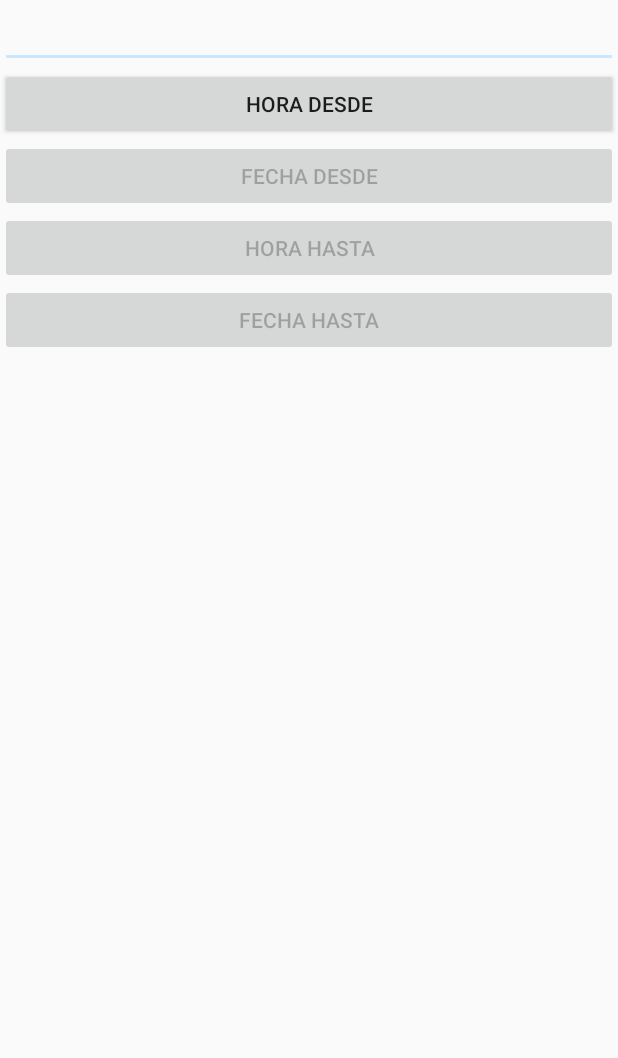
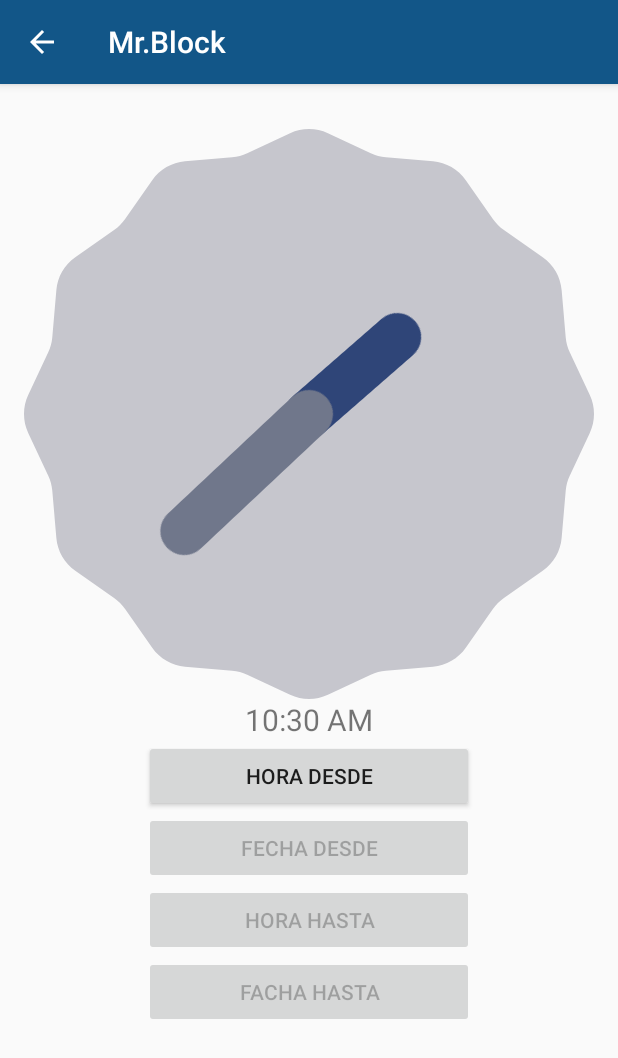
Before and after one commit to DiegoOcampo/MrBlockPI1, an Android app: the screen it shows after launch (Alarm), in the options menu, after a tap on "Block date", on a phone screen of 412 x 824 dp. Shown: the top 1058 px of the screen. Run offline under Robolectric (Android 15) with nearby library versions, the phone set to English and light mode, and no system bars.

Commit message:
parte grafica android

```diff
--- a/Mr.Block/app/src/main/AndroidManifest.xml
+++ b/Mr.Block/app/src/main/AndroidManifest.xml
@@ -48,7 +48,7 @@
             android:label="@string/app_name" >
         <meta-data
             android:name="android.support.PARENT_ACTIVITY"
-            android:value=".Controladores.MainActivity" />
+            android:value=".Controladores.MainFragmentActivity" />
         </activity>
         <activity
             android:name=".Controladores.LockBlockActivity"
--- a/Mr.Block/app/src/main/java/co/edu/eafit/mrblock/Controladores/Alarm.java
+++ b/Mr.Block/app/src/main/java/co/edu/eafit/mrblock/Controladores/Alarm.java
@@ -1,4 +1,12 @@
 package co.edu.eafit.mrblock.Controladores;
+
+import android.support.design.widget.TabLayout;
+import android.support.v4.view.ViewPager;
+import android.support.v7.widget.Toolbar;
+
+
+
+import android.support.v4.app.FragmentPagerAdapter;
 
 import android.app.ActionBar;
 import android.app.AlertDialog;
@@ -16,10 +24,13 @@ import android.widget.EditText;
 import android.widget.TextView;
 import android.widget.TimePicker;
 import android.widget.Toast;
+import android.support.v4.app.Fragment;
+import android.support.v4.app.FragmentManager;
 
 import java.util.ArrayList;
 import java.util.Calendar;
 import java.util.Date;
+import java.util.List;
 
 import co.edu.eafit.mrblock.Entidades.Contact;
 import co.edu.eafit.mrblock.Entidades.DateTime;
@@ -32,7 +43,7 @@ import co.edu.eafit.mrblock.R;
  */
 public class Alarm extends AppCompatActivity {
     private Button buttonTime1, buttonDate1, buttonTime2, buttonDate2;
-    private TextView textAlarmPrompt;
+
     private TimePickerDialog timePickerDialog, timePickerDialog2;
     private DatePickerDialog datePickerDialog, datePickerDialog2;
     private int year1, monthOfaYear1, dayOfMonth1, hourOfDay1, minute1, year2, monthOfaYear2, dayOfMonth2, hourOfDay2, minute2;
@@ -40,11 +51,17 @@ public class Alarm extends AppCompatActivity {
     ArrayList<DateTime> dateTimeArrayList;
     private ContactInHelper contactInHelper;
     private ArrayList<Contact> contacts = new ArrayList<Contact>();
-
+    private Toolbar toolbar;
     @Override
     protected void onCreate(Bundle savedInstanceState) {
         super.onCreate(savedInstanceState);
         setContentView(R.layout.activity_alarm);
+
+        toolbar = (Toolbar) findViewById(R.id.toolbar1);
+        setSupportActionBar(toolbar);
+
+        getSupportActionBar().setDisplayHomeAsUpEnabled(true);
+
 
 
         dateHelper = new DateHelper(getApplicationContext());
@@ -54,7 +71,7 @@ public class Alarm extends AppCompatActivity {
         contacts = contactInHelper.getAllContact();
 
 
-        textAlarmPrompt = (TextView) findViewById(R.id.alarm);
+
         buttonTime1 = (Button) findViewById(R.id.startTime1);
         buttonDate1 = (Button) findViewById(R.id.startDate1);
         buttonTime2 = (Button) findViewById(R.id.startTime2);
@@ -67,7 +84,6 @@ public class Alarm extends AppCompatActivity {
         buttonTime1.setOnClickListener(new View.OnClickListener() {
             @Override
             public void onClick(View v) {
-                textAlarmPrompt.setText("");
                 openTimePickerDialog1(true);
             }
         });
@@ -75,7 +91,6 @@ public class Alarm extends AppCompatActivity {
         buttonTime2.setOnClickListener(new View.OnClickListener() {
             @Override
             public void onClick(View v) {
-                textAlarmPrompt.setText("");
                 openTimePickerDialog2(true);
             }
         });
@@ -83,7 +98,6 @@ public class Alarm extends AppCompatActivity {
         buttonDate1.setOnClickListener(new View.OnClickListener() {
             @Override
             public void onClick(View v) {
-                textAlarmPrompt.setText("");
                 openDatePickerDialog1();
             }
         });
@@ -91,14 +105,16 @@ public class Alarm extends AppCompatActivity {
         buttonDate2.setOnClickListener(new View.OnClickListener() {
             @Override
             public void onClick(View v) {
-                textAlarmPrompt.setText("");
-                //try {
                     openDatePickerDialog2();
 
             }
-        });
+
+
+
+          });
 
     }
+
 
 
     private void openTimePickerDialog1(boolean is24r) {
@@ -219,8 +235,6 @@ public class Alarm extends AppCompatActivity {
 
     private void setTime1(Calendar targetCal) {
 
-        textAlarmPrompt.setText("\n\n***\n" + "Alarm is set "
-                + targetCal.getTime() + "\n" + "***\n");
         buttonDate1.setEnabled(true);
         buttonTime1.setEnabled(false);
 
@@ -243,8 +257,6 @@ public class Alarm extends AppCompatActivity {
 
     private void setDate1(Calendar targetCal) {
 
-        textAlarmPrompt.setText("\n\n***\n" + "Alarm is set "
-                + targetCal.getTime() + "\n" + "***\n");
         buttonTime2.setEnabled(true);
         buttonDate1.setEnabled(false);
         // user BoD suggests using Intent.ACTION_PICK instead of .ACTION_GET_CONTENT to avoid the chooser
@@ -376,6 +388,7 @@ public class Alarm extends AppCompatActivity {
     @Override
     public boolean onKeyDown(int keyCode, KeyEvent event) {
         if (keyCode == KeyEvent.KEYCODE_BACK) {
+            finish();
             Intent intent = new Intent(getApplicationContext(),MainFragmentActivity.class);
             startActivity(intent);
             return true;
--- a/Mr.Block/app/src/main/java/co/edu/eafit/mrblock/Controladores/BlockcallReceiver.java
+++ b/Mr.Block/app/src/main/java/co/edu/eafit/mrblock/Controladores/BlockcallReceiver.java
@@ -165,7 +165,7 @@ public class BlockcallReceiver extends BroadcastReceiver {
                             }
                         }else {
                             Toast.makeText(context, "else", Toast.LENGTH_LONG).show();
-                            System.out.println("--------------my number---------" + incomingNumber);
+                            System.out.println("--------------my n  umber---------" + incomingNumber);
                             Contact contact = contactInHelper.getContact(incomingNumber.replaceAll(" ", ""));
                             Toast.makeText(context, "" + !contact.getType().equals("white contact"), Toast.LENGTH_LONG).show();
                             if(!contact.getType().equals("white contact")) {
--- a/Mr.Block/app/src/main/java/co/edu/eafit/mrblock/Controladores/MainFragmentActivity.java
+++ b/Mr.Block/app/src/main/java/co/edu/eafit/mrblock/Controladores/MainFragmentActivity.java
@@ -170,12 +170,14 @@ public class MainFragmentActivity extends AppCompatActivity {
                         if(!isWhiteList) {
                             BlackListFragment blackListFragment = new BlackListFragment();
                             Contact contact = blackListFragment.addContactToFragment(number, name, "contact", getApplicationContext());
+                            finish();
                             Intent intent = new Intent(getApplicationContext(), MainFragmentActivity.class);
                             startActivity(intent);
                             isWhiteList = false;
                         }else{
                             WhiteListFragment whiteListFragment = new WhiteListFragment();
                             Contact contact = whiteListFragment.addContactToFragment(number, name, "white contact", getApplicationContext());
+                            finish();
                             Intent intent = new Intent(getApplicationContext(), MainFragmentActivity.class);
                             startActivity(intent);
                             isWhiteList = false;
--- a/Mr.Block/app/src/main/res/layout/activity_alarm.xml
+++ b/Mr.Block/app/src/main/res/layout/activity_alarm.xml
@@ -1,50 +1,101 @@
 <?xml version="1.0" encoding="utf-8"?>
+
+
+
+<android.support.design.widget.CoordinatorLayout xmlns:android="http://schemas.android.com/apk/res/android"
+    xmlns:app="http://schemas.android.com/apk/res-auto"
+    android:layout_width="match_parent"
+    android:layout_height="match_parent">
+
+    <android.support.design.widget.AppBarLayout
+        android:layout_width="match_parent"
+        android:layout_height="wrap_content"
+        android:theme="@style/ThemeOverlay.AppCompat.Dark.ActionBar">
+
+        <android.support.v7.widget.Toolbar
+            android:id="@+id/toolbar1"
+            android:layout_width="match_parent"
+            android:layout_height="?attr/actionBarSize"
+            android:background="?attr/colorPrimary"
+            app:layout_scrollFlags="scroll|enterAlways"
+            app:popupTheme="@style/ThemeOverlay.AppCompat.Light" />
+    </android.support.design.widget.AppBarLayout>
+
+    <android.support.v4.view.ViewPager
+        android:id="@+id/viewpager1"
+        android:layout_width="match_parent"
+        android:layout_height="match_parent"
+        app:layout_behavior="@string/appbar_scrolling_view_behavior"  />
+    <RelativeLayout xmlns:android="http://schemas.android.com/apk/res/android"
+        xmlns:tools="http://schemas.android.com/tools"
+        android:layout_width="match_parent"
+        android:layout_height="match_parent"
+        android:paddingBottom="@dimen/activity_vertical_margin"
+        android:paddingLeft="@dimen/activity_horizontal_margin"
+        android:paddingRight="@dimen/activity_horizontal_margin"
+        android:paddingTop="@dimen/activity_vertical_margin">
+
+
+
     <LinearLayout xmlns:android="http://schemas.android.com/apk/res/android"
         android:orientation="vertical" android:layout_width="match_parent"
-    android:layout_height="match_parent">
+        android:layout_height="match_parent"
+        android:layout_alignParentRight="true"
+        android:layout_alignParentEnd="true">
 
 
-    <EditText
-        android:layout_width="match_parent"
+        <Space
+            android:layout_width="1dp"
+            android:layout_height="70dp"/>
+
+        <AnalogClock
+            android:layout_width="fill_parent"
+            android:layout_height="wrap_content" />
+
+        <DigitalClock
+            android:layout_width="fill_parent"
             android:layout_height="wrap_content"
-        android:id="@+id/editDateName"
-        android:layout_gravity="center_horizontal" />
+            android:gravity="center"
+            android:textSize="20sp"/>
 
         <Button
             android:id="@+id/startTime1"
             android:layout_width="fill_parent"
             android:layout_height="wrap_content"
+            android:layout_marginLeft="120px"
+            android:layout_marginRight="120px"
             android:text="Hora desde" />
 
         <Button
             android:id="@+id/startDate1"
             android:layout_width="fill_parent"
             android:layout_height="wrap_content"
+            android:layout_marginLeft="120px"
+            android:layout_marginRight="120px"
             android:text="Fecha desde" />
 
         <Button
             android:id="@+id/startTime2"
             android:layout_width="fill_parent"
             android:layout_height="wrap_content"
-        android:text="Hora hasta" />
+            android:layout_marginLeft="120px"
+            android:layout_marginRight="120px"
+            android:text="Hora hasta" >
+        </Button>
+
 
         <Button
             android:id="@+id/startDate2"
-        android:layout_width="fill_parent"
+            android:layout_width="match_parent"
             android:layout_height="wrap_content"
-        android:text="Fecha hasta" />
-
-    <TextView
-        android:id="@+id/alarm"
-        android:layout_width="fill_parent"
-        android:layout_height="wrap_content"
-        android:textColor="#000000" />
-
-    <TextView
-        android:id="@+id/alarm2"
-        android:layout_width="fill_parent"
-        android:layout_height="wrap_content"
-        android:textColor="#000000" />
+            android:layout_marginLeft="120px"
+            android:layout_marginRight="120px"
+            android:text="Facha hasta"
+            />
 
 
     </LinearLayout>
+
+</RelativeLayout>
+
+    </android.support.design.widget.CoordinatorLayout>
--- a/Mr.Block/app/src/main/res/menu/menu_main.xml
+++ b/Mr.Block/app/src/main/res/menu/menu_main.xml
@@ -11,6 +11,6 @@
         android:orderInCategory="100" app:showAsAction="never" />
     <item android:id="@+id/action_add_white_list" android:title="@string/action_add_white_list"
         android:orderInCategory="100" app:showAsAction="never" />
-    <item android:id="@+id/action_add_new_block" android:title="@string/action_add_white_list"
+    <item android:id="@+id/action_add_new_block"
         android:orderInCategory="100" app:showAsAction="always" android:icon="@drawable/ic_add" />
 </menu>
```
Also changed, not shown: 1 other file. Lines whose indentation alone changed are shown as unchanged.
